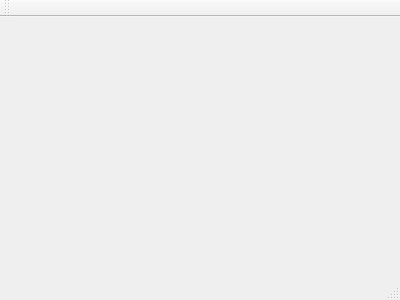
Qt form mainwindow.ui (xlongfeng/stm32bootloader) before a commit.
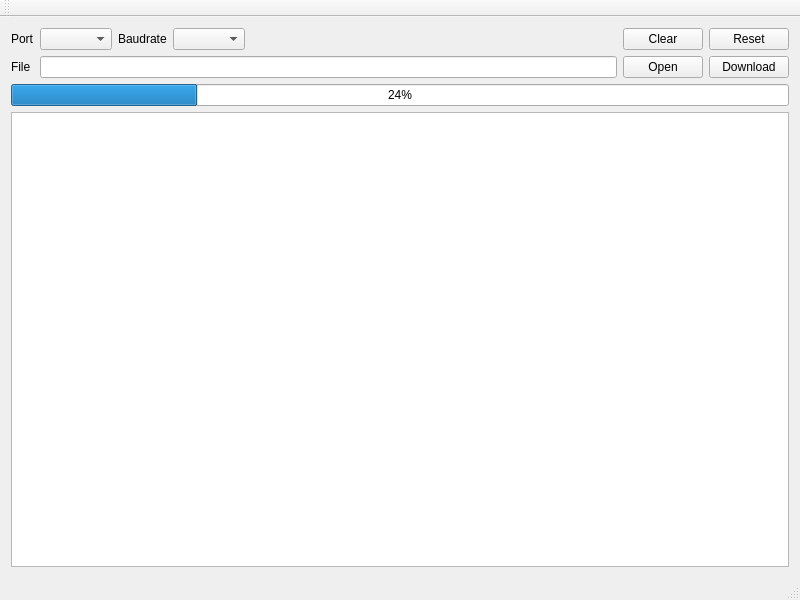
The same form after that commit.

Diff of the .ui file:
```diff
--- a/mainwindow.ui
+++ b/mainwindow.ui
@@ -1,24 +1,135 @@
 <ui version="4.0">
  <class>MainWindow</class>
- <widget class="QMainWindow" name="MainWindow" >
-  <property name="geometry" >
+ <widget class="QMainWindow" name="MainWindow">
+  <property name="geometry">
    <rect>
     <x>0</x>
     <y>0</y>
-    <width>400</width>
-    <height>300</height>
+    <width>800</width>
+    <height>600</height>
    </rect>
   </property>
   <property name="windowTitle" >
    <string>MainWindow</string>
   </property>
-  <widget class="QMenuBar" name="menuBar" />
-  <widget class="QToolBar" name="mainToolBar" />
-  <widget class="QWidget" name="centralWidget" />
-  <widget class="QStatusBar" name="statusBar" />
+  <widget class="QWidget" name="centralWidget">
+   <layout class="QVBoxLayout" name="verticalLayout">
+    <item>
+     <layout class="QGridLayout" name="gridLayout">
+      <item row="0" column="0">
+       <widget class="QLabel" name="label">
+        <property name="text">
+         <string>Port</string>
+        </property>
+       </widget>
+      </item>
+      <item row="0" column="1">
+       <widget class="QComboBox" name="portComboBox"/>
+      </item>
+      <item row="0" column="6">
+       <widget class="QPushButton" name="resetPushButton">
+        <property name="text">
+         <string>Reset</string>
+        </property>
+       </widget>
+      </item>
+      <item row="0" column="2">
+       <widget class="QLabel" name="label_2">
+        <property name="text">
+         <string>Baudrate</string>
+        </property>
+       </widget>
+      </item>
+      <item row="0" column="3">
+       <widget class="QComboBox" name="baudrateComboBox"/>
+      </item>
+      <item row="1" column="6">
+       <widget class="QPushButton" name="loadPushButton">
+        <property name="text">
+         <string>Download</string>
+        </property>
+       </widget>
+      </item>
+      <item row="0" column="4">
+       <spacer name="horizontalSpacer">
+        <property name="orientation">
+         <enum>Qt::Horizontal</enum>
+        </property>
+        <property name="sizeHint" stdset="0">
+         <size>
+          <width>40</width>
+          <height>20</height>
+         </size>
+        </property>
+       </spacer>
+      </item>
+      <item row="1" column="0">
+       <widget class="QLabel" name="label_3">
+        <property name="text">
+         <string>File</string>
+        </property>
+       </widget>
+      </item>
+      <item row="1" column="1" colspan="4">
+       <widget class="QLineEdit" name="binLineEdit">
+        <property name="readOnly">
+         <bool>true</bool>
+        </property>
+       </widget>
+      </item>
+      <item row="0" column="5">
+       <widget class="QPushButton" name="clearPushButton">
+        <property name="text">
+         <string>Clear</string>
+        </property>
+       </widget>
+      </item>
+      <item row="1" column="5">
+       <widget class="QPushButton" name="openPushButton">
+        <property name="text">
+         <string>Open</string>
+        </property>
+       </widget>
+      </item>
+     </layout>
+    </item>
+    <item>
+     <widget class="QProgressBar" name="progressBar">
+      <property name="value">
+       <number>24</number>
+      </property>
+     </widget>
+    </item>
+    <item>
+     <widget class="QPlainTextEdit" name="plainTextEdit">
+      <property name="readOnly">
+       <bool>true</bool>
+      </property>
+     </widget>
+    </item>
+   </layout>
+  </widget>
+  <widget class="QMenuBar" name="menuBar">
+   <property name="geometry">
+    <rect>
+     <x>0</x>
+     <y>0</y>
+     <width>800</width>
+     <height>18</height>
+    </rect>
+   </property>
+  </widget>
+  <widget class="QToolBar" name="mainToolBar">
+   <attribute name="toolBarArea">
+    <enum>TopToolBarArea</enum>
+   </attribute>
+   <attribute name="toolBarBreak">
+    <bool>false</bool>
+   </attribute>
+  </widget>
+  <widget class="QStatusBar" name="statusBar"/>
  </widget>
- <layoutDefault spacing="6" margin="11" />
- <pixmapfunction></pixmapfunction>
+ <layoutdefault spacing="6" margin="11"/>
  <resources/>
  <connections/>
 </ui>
```
Left out of the diff: 24 changed lines with no effect on the pictures.
